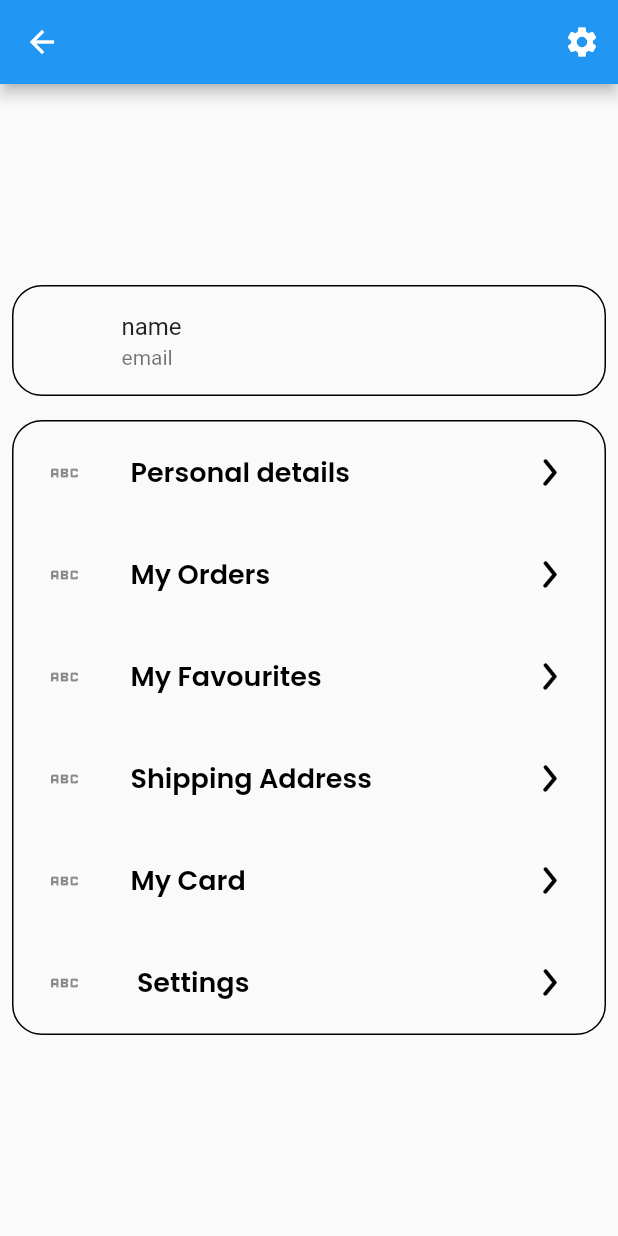
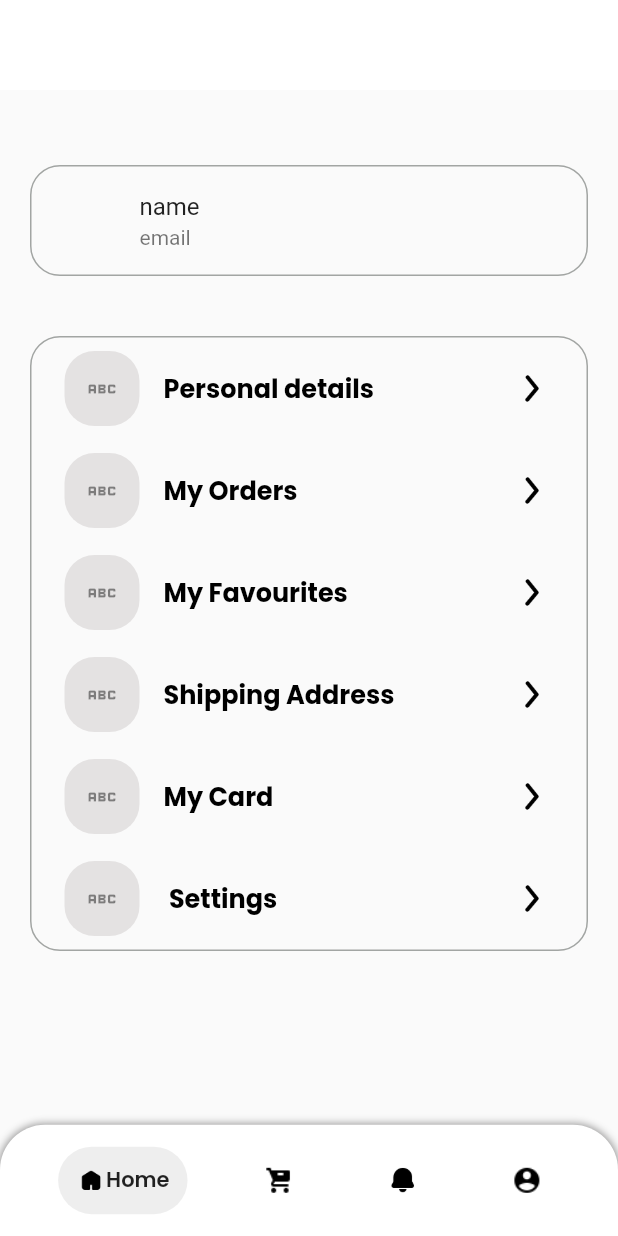
Before and after one commit to irshadcholakkal/Aiden-E-Commerce, a Flutter app: the Profilepage screen opened directly, on a phone screen of 412 x 824 dp. Run offline on Flutter 3.47's test engine with Material 2 defaults, Android fonts, the phone set to English and light mode, and no system bars; drawn by our look-alikes of google_nav_bar; our stand-ins replace dots_indicator, google_fonts, lottie.

Commit message:
added settings

```diff
--- a/lib/main.dart
+++ b/lib/main.dart
@@ -18,6 +18,6 @@ class MainApp extends StatelessWidget {
   @override
   Widget build(BuildContext context) {
     return const MaterialApp(debugShowCheckedModeBanner: false,
-     home: SplashScreen());
+     home: Profilepage());
   }
 }
--- a/lib/view/profile_page/profilepage.dart
+++ b/lib/view/profile_page/profilepage.dart
@@ -1,4 +1,6 @@
+import 'package:aiden/utils/colors.dart';
 import 'package:aiden/view/profile_page/widget/listtile.dart';
+import 'package:aiden/view/widgets/custom_nav_bar.dart';
 import 'package:flutter/material.dart';
 
 class Profilepage extends StatefulWidget {
@@ -12,22 +14,36 @@ class _ProfilepageState extends State<Profilepage> {
   @override
   Widget build(BuildContext context) {
     return Scaffold(
-      appBar: AppBar(
-        actions: [
-          IconButton(onPressed: () {}, icon: const Icon(Icons.settings))
-        ],
-      ),
       body: SizedBox(
         height: MediaQuery.of(context).size.height,
         width: MediaQuery.of(context).size.width,
+        child: SafeArea(
           child: Column(
-          mainAxisAlignment: MainAxisAlignment.center,
             children: [
+              Container(
+                height: 60,
+                width: MediaQuery.of(context).size.width,
+                decoration: const BoxDecoration(color: white),
+                child: Padding(
+                  padding: const EdgeInsets.all(10.0),
+                  child: Row(
+                    mainAxisAlignment: MainAxisAlignment.spaceBetween,
+                    children: [
+                    //   IconButton(onPressed: () {}, icon: Image.asset("assets/images/backog.png")),
+                    //   IconButton(onPressed: () {}, icon: Image.asset("assets/images/settingsog.png"))
+                    ],
+                  ),
+                ),
+              ),
+              const SizedBox(
+                height: 40,
+              ),
               Padding(
-              padding: const EdgeInsets.all(8.0),
+                padding: const EdgeInsets.only(
+                    top: 10, bottom: 10, left: 20, right: 20),
                 child: Container(
                     decoration: BoxDecoration(
-                      border: Border.all(),
+                        border: Border.all(color: grey),
                         borderRadius: BorderRadius.circular(20)),
                     child: const ListTile(
                       leading: SizedBox(),
@@ -35,11 +51,15 @@ class _ProfilepageState extends State<Profilepage> {
                       subtitle: Text("email"),
                     )),
               ),
+              const SizedBox(
+                height: 20,
+              ),
               Padding(
-              padding: const EdgeInsets.all(8.0),
+                padding: const EdgeInsets.only(
+                    top: 10, bottom: 10, left: 20, right: 20),
                 child: Container(
                   decoration: BoxDecoration(
-                    border: Border.all(),
+                      border: Border.all(color: grey),
                       borderRadius: BorderRadius.circular(20)),
                   child: Column(
                     children: [
@@ -104,6 +124,8 @@ class _ProfilepageState extends State<Profilepage> {
             ],
           ),
         ),
+      ),
+      bottomNavigationBar: navBar(context: context),
     );
   }
 }
--- a/lib/view/profile_page/widget/listtile.dart
+++ b/lib/view/profile_page/widget/listtile.dart
@@ -6,12 +6,19 @@ Widget listtile({text, Icon? leading, trailing}) {
   return Padding(
     padding: const EdgeInsets.all(6.0),
     child: ListTile(
-      leading: leading,
+      leading: Container(
+          height: 50,
+          width: 50,
+          decoration: BoxDecoration(
+            color: Color.fromARGB(255, 228, 226, 226),
+            borderRadius: BorderRadius.circular(20),
+          ),
+          child: leading),
       title: Text(
         text,
         style: GoogleFonts.poppins(
-          fontSize: 18,
-          fontWeight: FontWeight.w600,
+          fontSize: 17,
+          fontWeight: FontWeight.w700,
           color: black,
         ),
       ),
```
Also changed, not shown: assets/images/backog.png (added), assets/images/settingsog.png (added), lib/view/profile_page/widget/switch.dart (deleted). Lines whose indentation alone changed are shown as unchanged.
